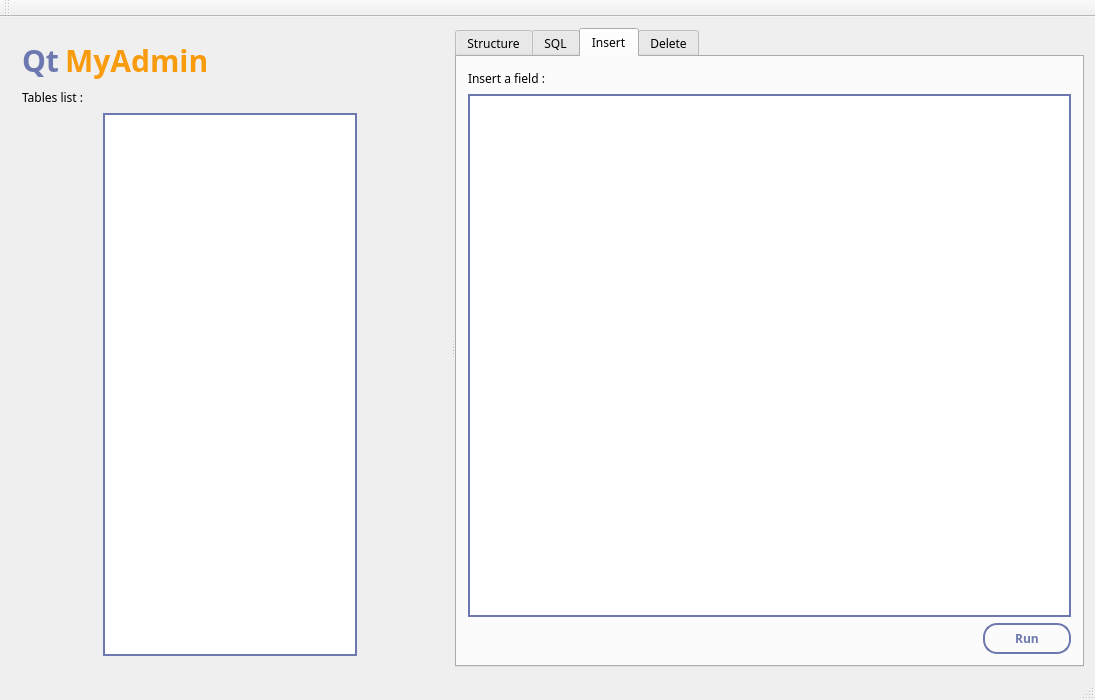
First picture: the form in mainwindow.ui, repository kevinall05/QtMyAdmin_v2, before the edit.
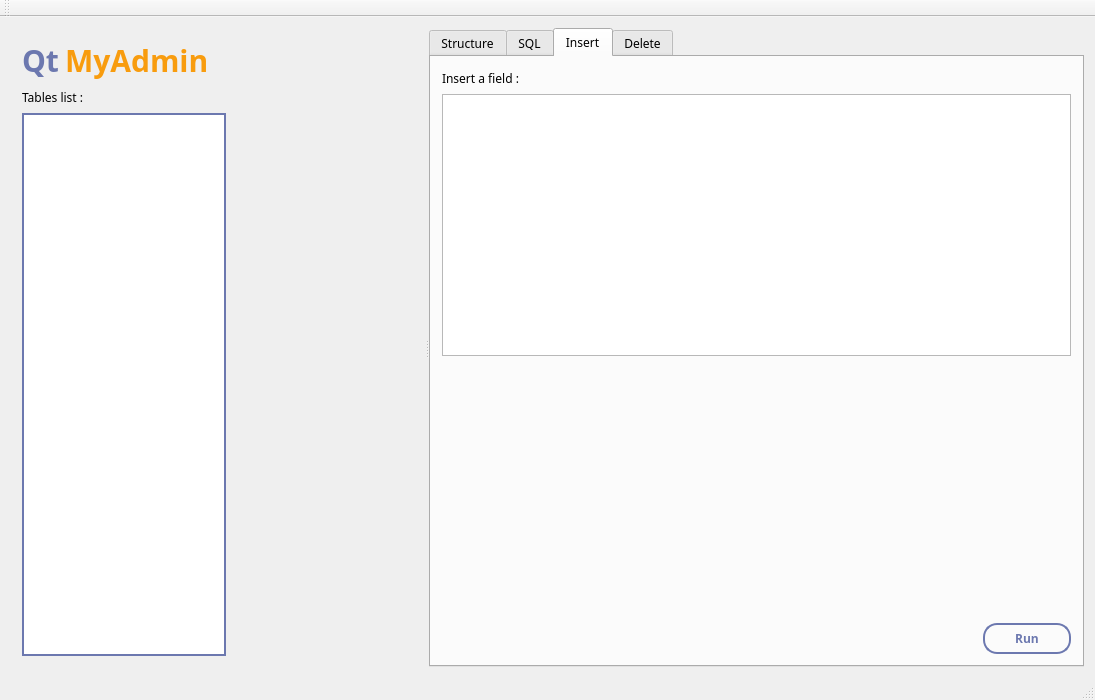
Second picture: the form after the edit. The open tabs and pages were chosen to show the change.

Commit message: C'est mon mainwindow

The edit to the form file:
```diff
--- a/mainwindow.ui
+++ b/mainwindow.ui
@@ -29,7 +29,6 @@
 padding: 5px 30px;
 font-weight: 700;
 color: #6c78af;
-transition: all 0.3s;
 }
 QPushButton:hover {
 background:#292929;
@@ -38,7 +37,7 @@
 
 }
 
-QTableWidget, QPlainTextEdit {
+QPlainTextEdit {
 border: 2px solid #6c78af; 
 }</string>
   </property>
@@ -52,6 +51,12 @@
         <height>0</height>
        </size>
       </property>
+      <property name="maximumSize">
+       <size>
+        <width>16777215</width>
+        <height>16777215</height>
+       </size>
+      </property>
       <property name="font">
        <font>
         <family>quicksand</family>
@@ -86,6 +91,9 @@
       </property>
       <widget class="QWidget" name="verticalLayoutWidget">
        <layout class="QVBoxLayout" name="verticalLayout_2">
+        <property name="sizeConstraint">
+         <enum>QLayout::SetMaximumSize</enum>
+        </property>
         <item>
          <layout class="QHBoxLayout" name="horizontalLayout">
           <item>
@@ -164,16 +172,12 @@
          </layout>
         </item>
         <item>
-         <layout class="QHBoxLayout" name="horizontalLayout_8">
-          <item>
-           <widget class="QListWidget" name="listWidgetTablesList">
-            <property name="styleSheet">
-             <string notr="true">border: 2px solid #6c78af; 
-max-width: 250px;</string>
-            </property>
-           </widget>
-          </item>
-         </layout>
+         <widget class="QListWidget" name="listWidgetTablesList">
+          <property name="styleSheet">
+           <string notr="true">border: 2px solid #6c78af; 
+max-width : 200px;</string>
+          </property>
+         </widget>
         </item>
        </layout>
       </widget>
@@ -433,6 +437,19 @@
          <item>
           <widget class="QTableWidget" name="tableWidgetRequestInsert"/>
          </item>
+         <item>
+          <spacer name="verticalSpacer_3">
+           <property name="orientation">
+            <enum>Qt::Vertical</enum>
+           </property>
+           <property name="sizeHint" stdset="0">
+            <size>
+             <width>20</width>
+             <height>40</height>
+            </size>
+           </property>
+          </spacer>
+         </item>
          <item>
           <layout class="QHBoxLayout" name="horizontalLayout_3">
            <item>
```
Left out of the diff: 15 changed lines with no effect on the pictures.
